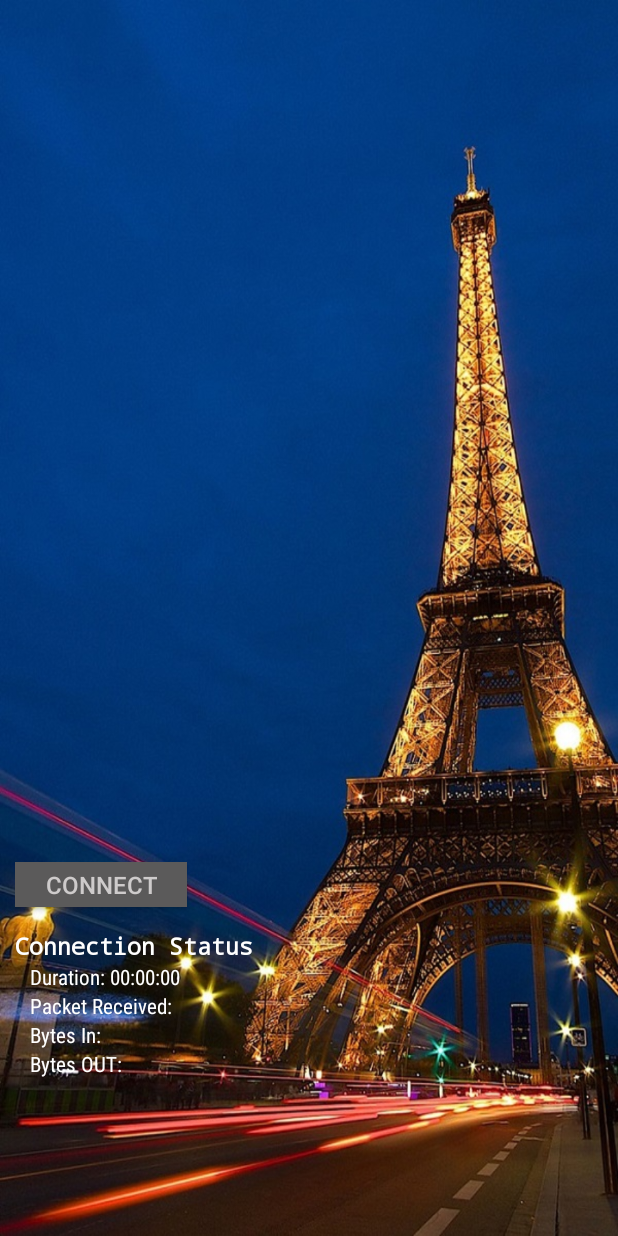
After one commit to ashraf789/Cake-VPN, an Android app: the layout fragment_main.xml on its own in the app's theme, with its tools: preview values and no code run, on a phone screen of 412 x 824 dp. The commit adds this screen. Run offline under Robolectric (Android 15) with nearby library versions, the phone set to English and light mode, and no system bars.

Commit message:
fragment_main add

```diff
--- /dev/null
+++ b/app/src/main/res/drawable/button.xml
@@ -0,0 +1,9 @@
+<?xml version="1.0" encoding="utf-8"?>
+<selector xmlns:android="http://schemas.android.com/apk/res/android">
+
+    <item>
+        <shape android:shape="rectangle">
+            <solid android:color="#5b5a5a"/>
+        </shape>
+    </item>
+</selector>
--- /dev/null
+++ b/app/src/main/res/layout/app_bar_main.xml
@@ -0,0 +1,13 @@
+<?xml version="1.0" encoding="utf-8"?>
+<LinearLayout xmlns:android="http://schemas.android.com/apk/res/android"
+    android:orientation="vertical" android:layout_width="match_parent"
+    android:layout_height="match_parent"
+    android:background="@drawable/france_bg">
+    <include layout="@layout/tool_bar"></include>
+
+    <FrameLayout
+        android:layout_width="match_parent"
+        android:layout_height="match_parent"
+        android:id="@+id/container">
+    </FrameLayout>
+</LinearLayout>
--- /dev/null
+++ b/app/src/main/res/layout/fragment_main.xml
@@ -0,0 +1,87 @@
+<?xml version="1.0" encoding="utf-8"?>
+<RelativeLayout xmlns:android="http://schemas.android.com/apk/res/android"
+    android:orientation="vertical" android:layout_width="match_parent"
+    android:layout_height="match_parent"
+    android:paddingLeft="10dp"
+    android:background="@drawable/france_bg"
+    android:paddingBottom="5dp">>
+    <LinearLayout
+        android:layout_above="@+id/connectionStatus"
+        android:layout_width="match_parent"
+        android:layout_height="wrap_content">
+
+        <TextView
+            android:layout_width="match_parent"
+            android:layout_height="wrap_content"
+            android:layout_marginBottom="20dp"
+            android:textColor="#ffffff"
+            android:gravity="center"
+            android:id="@+id/logTv"/>
+    </LinearLayout>
+    <LinearLayout
+        android:layout_alignParentBottom="true"
+        android:layout_marginBottom="100dp"
+        android:id="@+id/connectionStatus"
+        android:layout_width="match_parent"
+        android:layout_height="wrap_content"
+        android:orientation="vertical">
+        <Button
+            android:textSize="16sp"
+            android:paddingLeft="20dp"
+            android:paddingRight="20dp"
+            android:id="@+id/connectionBtn"
+            android:onClick="connect"
+            android:textColor="#cecbcb"
+            android:layout_width="wrap_content"
+            android:layout_height="30dp"
+            android:text="Connect"
+            android:background="@drawable/button"/>
+
+        <TextView
+            android:textSize="15sp"
+            android:fontFamily="monospace"
+            android:textStyle="bold"
+            android:layout_marginTop="15dp"
+            android:textColor="#ffffff"
+            android:layout_width="wrap_content"
+            android:layout_height="wrap_content"
+            android:text="Connection Status"/>
+        <TextView
+            android:textSize="14sp"
+            android:fontFamily="sans-serif-condensed"
+            android:id="@+id/durationTv"
+            android:layout_marginLeft="10dp"
+            android:textColor="#ffffff"
+            android:layout_width="wrap_content"
+            android:layout_height="wrap_content"
+            android:text="Duration: 00:00:00" />
+        <TextView
+            android:fontFamily="sans-serif-condensed"
+            android:id="@+id/lastPacketRTv"
+            android:layout_marginLeft="10dp"
+            android:textSize="14sp"
+            android:textColor="#ffffff"
+            android:layout_width="wrap_content"
+            android:layout_height="wrap_content"
+            android:text="Packet Received:" />
+        <TextView
+            android:fontFamily="sans-serif-condensed"
+            android:id="@+id/byteInTv"
+            android:layout_marginLeft="10dp"
+            android:textSize="14sp"
+            android:textColor="#ffffff"
+            android:layout_width="wrap_content"
+            android:layout_height="wrap_content"
+            android:text="Bytes In: " />
+        <TextView
+            android:fontFamily="sans-serif-condensed"
+            android:id="@+id/byteOutTv"
+            android:layout_marginLeft="10dp"
+            android:textSize="14sp"
+            android:textColor="#ffffff"
+            android:layout_width="wrap_content"
+            android:layout_height="wrap_content"
+            android:text="Bytes OUT: " />
+    </LinearLayout>
+
+</RelativeLayout>
--- /dev/null
+++ b/app/src/main/res/layout/layout_right_navigation.xml
@@ -0,0 +1,6 @@
+<?xml version="1.0" encoding="utf-8"?>
+<LinearLayout xmlns:android="http://schemas.android.com/apk/res/android"
+    android:orientation="vertical" android:layout_width="match_parent"
+    android:layout_height="match_parent">
+
+</LinearLayout>
--- a/app/src/main/res/layout/tool_bar.xml
+++ b/app/src/main/res/layout/tool_bar.xml
@@ -2,8 +2,7 @@
 <androidx.appcompat.widget.Toolbar xmlns:android="http://schemas.android.com/apk/res/android"
     android:layout_width="match_parent"
     android:layout_height="?attr/actionBarSize"
-    android:orientation="vertical"
-    android:background="@color/cardview_dark_background">
+    android:orientation="vertical">
 
     <RelativeLayout
         android:layout_width="match_parent"
```
